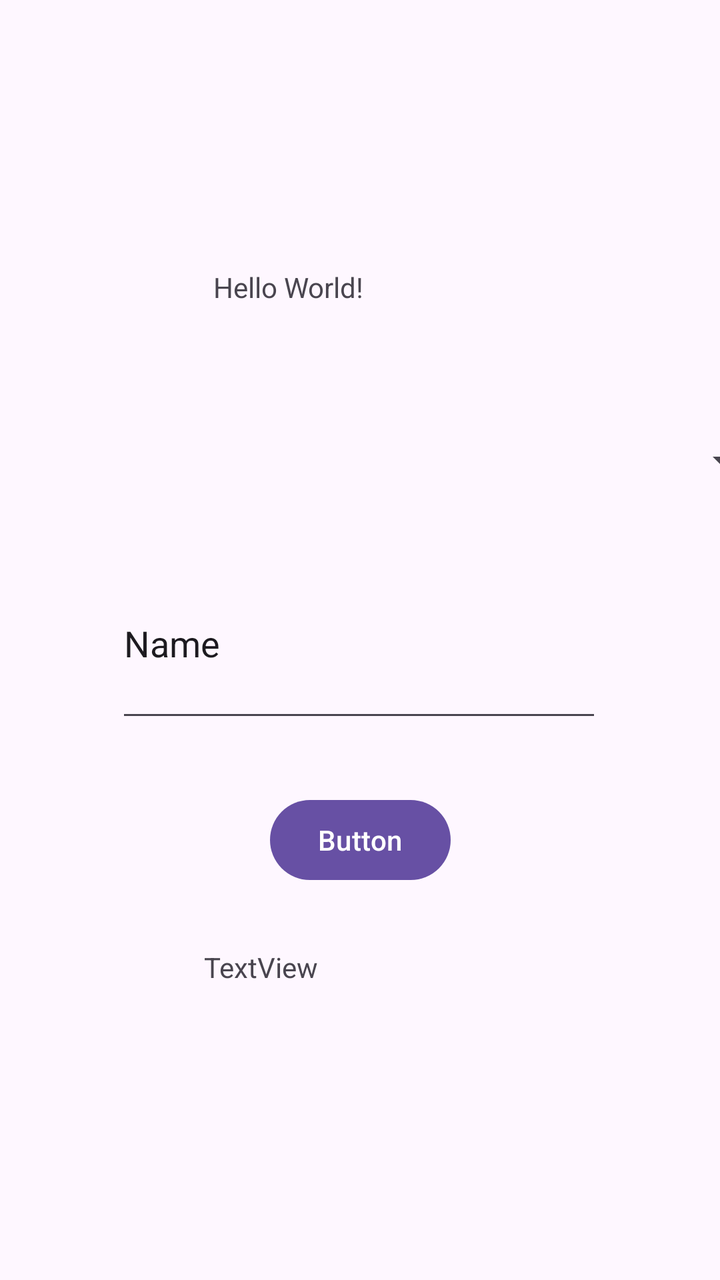
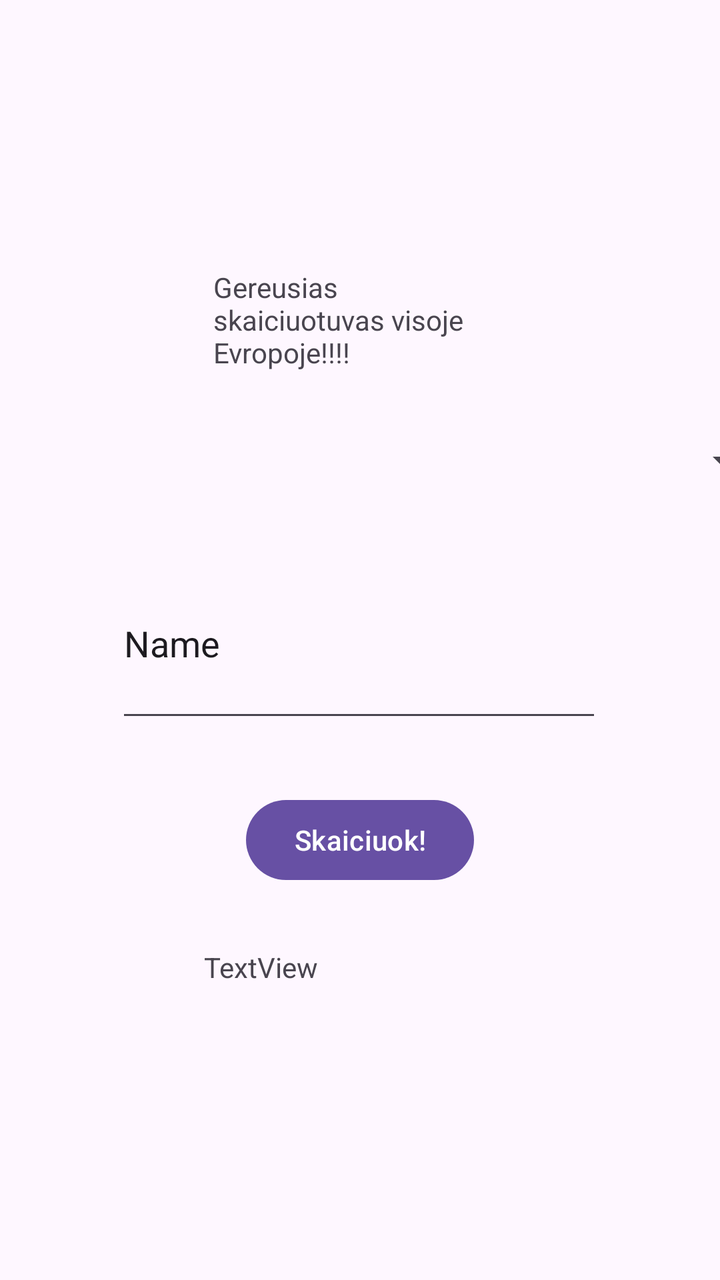

An Android layout rendered at two revisions. The XML below is the earlier revision; the diff shows what the commit changed to produce the second picture.
<!-- AndroidManifest.xml: application theme Theme.Word_counter_java -->
<!-- res/layout/activity_main.xml -->
<?xml version="1.0" encoding="utf-8"?>
<androidx.constraintlayout.widget.ConstraintLayout xmlns:android="http://schemas.android.com/apk/res/android"
    xmlns:app="http://schemas.android.com/apk/res-auto"
    xmlns:tools="http://schemas.android.com/tools"
    android:id="@+id/main"
    android:layout_width="match_parent"
    android:layout_height="match_parent"
    tools:context=".MainActivity">

    <TextView
        android:id="@+id/txtTitle"
        android:layout_width="147dp"
        android:layout_height="53dp"
        android:text="Hello World!"
        app:layout_constraintBottom_toBottomOf="parent"
        app:layout_constraintEnd_toEndOf="parent"
        app:layout_constraintStart_toStartOf="parent"
        app:layout_constraintTop_toTopOf="parent"
        app:layout_constraintVertical_bias="0.228" />

    <EditText
        android:id="@+id/txtInput"
        android:layout_width="243dp"
        android:layout_height="92dp"
        android:ems="10"
        android:inputType="text"
        android:text="Name"
        app:layout_constraintBottom_toBottomOf="parent"
        app:layout_constraintEnd_toEndOf="parent"
        app:layout_constraintHorizontal_bias="0.497"
        app:layout_constraintStart_toStartOf="parent"
        app:layout_constraintTop_toTopOf="parent" />

    <Spinner
        android:id="@+id/spnChoice"
        android:layout_width="410dp"
        android:layout_height="49dp"
        app:layout_constraintBottom_toTopOf="@+id/txtInput"
        app:layout_constraintEnd_toEndOf="parent"
        app:layout_constraintStart_toStartOf="parent"
        app:layout_constraintTop_toBottomOf="@+id/txtTitle" />

    <Button
        android:id="@+id/btnCount"
        android:layout_width="wrap_content"
        android:layout_height="wrap_content"
        android:text="Button"
        app:layout_constraintBottom_toTopOf="@+id/txtAnswer"
        app:layout_constraintEnd_toEndOf="parent"
        app:layout_constraintStart_toStartOf="parent"
        app:layout_constraintTop_toBottomOf="@+id/txtInput" />

    <TextView
        android:id="@+id/txtAnswer"
        android:layout_width="156dp"
        android:layout_height="58dp"
        android:text="TextView"
        app:layout_constraintBottom_toBottomOf="parent"
        app:layout_constraintEnd_toEndOf="parent"
        app:layout_constraintStart_toStartOf="parent"
        app:layout_constraintTop_toBottomOf="@+id/txtInput" />

</androidx.constraintlayout.widget.ConstraintLayout>
<!-- resources referenced by this layout -->
<resources>
  <style name="Theme.Word_counter_java" parent="Base.Theme.Word_counter_java" />
  <style name="Base.Theme.Word_counter_java" parent="Theme.Material3.DayNight.NoActionBar">
          
          
      </style>
</resources>

<!-- the commit's change to res/layout/activity_main.xml (unified diff, before → after) -->
@@ -11,7 +11,7 @@
         android:id="@+id/txtTitle"
         android:layout_width="147dp"
         android:layout_height="53dp"
-        android:text="Hello World!"
+        android:text="@string/title_name"
         app:layout_constraintBottom_toBottomOf="parent"
         app:layout_constraintEnd_toEndOf="parent"
         app:layout_constraintStart_toStartOf="parent"
@@ -44,7 +44,7 @@
         android:id="@+id/btnCount"
         android:layout_width="wrap_content"
         android:layout_height="wrap_content"
-        android:text="Button"
+        android:text="@string/button_name"
         app:layout_constraintBottom_toTopOf="@+id/txtAnswer"
         app:layout_constraintEnd_toEndOf="parent"
         app:layout_constraintStart_toStartOf="parent"
<!-- resource entries referenced after the edit -->
@@ -1,5 +1,7 @@
 <!-- resources referenced by this layout -->
 <resources>
+  <string name="button_name">Skaiciuok!</string>
+  <string name="title_name">Gereusias skaiciuotuvas visoje Evropoje!!!!</string>
   <style name="Theme.Word_counter_java" parent="Base.Theme.Word_counter_java" />
   <style name="Base.Theme.Word_counter_java" parent="Theme.Material3.DayNight.NoActionBar">
           
